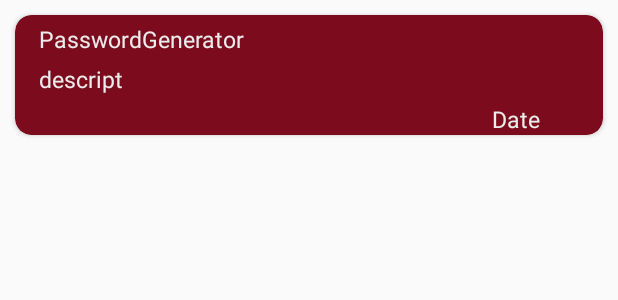
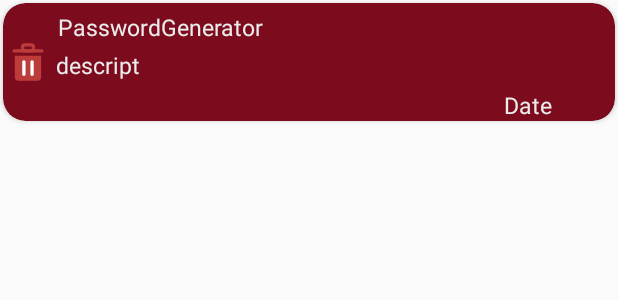
Before and after one commit to S40x/Password_Genreator, an Android app: the layout res_file.xml on its own in the app's theme, with its tools: preview values and no code run, on a phone screen of 412 x 824 dp. Shown: the top 300 px of the screen. Run offline under Robolectric (Android 15) with nearby library versions, the phone set to English and light mode, and no system bars.

Commit message:
update design and adapter add ConstObject.kt and AddNotePasswordActivity and Update MainActivity.kt copyTextPasswordIn Item update Item RecyclerView
2023.1.9

```diff
--- a/app/src/main/java/com/example/password_genreator/database/Data.kt
+++ b/app/src/main/java/com/example/password_genreator/database/Data.kt
@@ -14,10 +14,10 @@ data class Data(
     var passGenerator: String? = null,
 
     @ColumnInfo(name = "description")
-    var description: String,
+    var description: String?,
 
     @ColumnInfo(name = "date")
-    var date:String
+    var date:String=""
 
 
 )
--- a/app/src/main/java/com/example/password_genreator/database/DadaBaseBuild.kt
+++ b/app/src/main/java/com/example/password_genreator/database/DataBaseBuild.kt
@@ -6,14 +6,14 @@ import androidx.room.Room
 import androidx.room.RoomDatabase
 
 @Database(entities = [Data::class], version = 0)
-abstract class DadaBaseBuild():RoomDatabase() {
+abstract class DataBaseBuild():RoomDatabase() {
 
     abstract fun getDao():DataDao
 
     companion object{
 
         fun buildCreatedObj(cobtext:Context)=
-            Room.databaseBuilder(cobtext.applicationContext,DadaBaseBuild::class.java,"data.db")
+            Room.databaseBuilder(cobtext.applicationContext,DataBaseBuild::class.java,"data.db")
                 .allowMainThreadQueries().build()
 
 
--- /dev/null
+++ b/app/src/main/res/drawable/delete_icon.xml
@@ -0,0 +1,46 @@
+<vector xmlns:android="http://schemas.android.com/apk/res/android"
+    android:width="25dp"
+    android:height="25dp"
+    android:viewportWidth="256"
+    android:viewportHeight="256">
+  <path
+      android:pathData="M194.85,254.31L60.86,254.31c-11.95,0 -21.63,-9.68 -21.63,-21.63l0,-146.37l177.25,0l0,146.37C216.48,244.62 206.8,254.31 194.85,254.31z"
+      android:strokeLineJoin="miter"
+      android:strokeWidth="2.81"
+      android:fillColor="#BC3C3C"
+      android:fillType="nonZero"
+      android:strokeColor="#00000000"
+      android:strokeLineCap="butt"/>
+  <path
+      android:pathData="M221.49,63.83L34.22,63.83c-6.21,0 -11.24,-5.03 -11.24,-11.24s5.03,-11.24 11.24,-11.24l187.27,0c6.21,0 11.24,5.03 11.24,11.24S227.7,63.83 221.49,63.83z"
+      android:strokeLineJoin="miter"
+      android:strokeWidth="2.81"
+      android:fillColor="#BC3C3C"
+      android:fillType="nonZero"
+      android:strokeColor="#00000000"
+      android:strokeLineCap="butt"/>
+  <path
+      android:pathData="M163.87,63.83l-72.02,0c-6.21,0 -11.24,-5.03 -11.24,-11.24L80.61,23.03C80.61,11.11 90.31,1.41 102.23,1.41l51.25,0c11.93,0 21.63,9.7 21.63,21.63l0,29.55C175.11,58.79 170.07,63.83 163.87,63.83zM103.09,41.35l49.54,0L152.63,23.89l-49.54,0L103.09,41.35z"
+      android:strokeLineJoin="miter"
+      android:strokeWidth="2.81"
+      android:fillColor="#BC3C3C"
+      android:fillType="nonZero"
+      android:strokeColor="#00000000"
+      android:strokeLineCap="butt"/>
+  <path
+      android:pathData="M155.35,221.25c-6.21,0 -11.24,-5.03 -11.24,-11.24L144.11,127.79c0,-6.21 5.03,-11.24 11.24,-11.24s11.24,5.03 11.24,11.24l0,82.22C166.59,216.21 161.56,221.25 155.35,221.25z"
+      android:strokeLineJoin="miter"
+      android:strokeWidth="2.81"
+      android:fillColor="#FFFFFF"
+      android:fillType="nonZero"
+      android:strokeColor="#00000000"
+      android:strokeLineCap="butt"/>
+  <path
+      android:pathData="M100.36,221.25c-6.21,0 -11.24,-5.03 -11.24,-11.24L89.12,127.79c0,-6.21 5.03,-11.24 11.24,-11.24s11.24,5.03 11.24,11.24l0,82.22C111.6,216.21 106.57,221.25 100.36,221.25z"
+      android:strokeLineJoin="miter"
+      android:strokeWidth="2.81"
+      android:fillColor="#FFFFFF"
+      android:fillType="nonZero"
+      android:strokeColor="#00000000"
+      android:strokeLineCap="butt"/>
+</vector>
--- a/app/src/main/res/layout/res_file.xml
+++ b/app/src/main/res/layout/res_file.xml
@@ -4,38 +4,49 @@
     xmlns:tools="http://schemas.android.com/tools"
     android:layout_width="match_parent"
     android:layout_height="wrap_content"
-    app:cardCornerRadius="11sp"
+    app:cardCornerRadius="15sp"
     android:elevation="100sp"
     android:backgroundTint="#7C0C1D"
-    android:layout_margin="10dp">
+    android:layout_margin="2dp">
 
     <androidx.constraintlayout.widget.ConstraintLayout
         android:layout_width="match_parent"
         android:layout_height="match_parent">
 
-        <TextView
-            android:id="@+id/textView5"
+        <ImageButton
+            android:id="@+id/delete_btn"
             android:layout_width="wrap_content"
             android:layout_height="wrap_content"
-            android:layout_marginStart="16dp"
+            android:layout_marginStart="4dp"
+            android:background="#00000000"
+            android:src="@drawable/delete_icon"
+            app:layout_constraintBottom_toBottomOf="parent"
+            app:layout_constraintStart_toStartOf="parent"
+            app:layout_constraintTop_toTopOf="parent" />
+
+        <TextView
+            android:id="@+id/password_generator_text"
+            android:layout_width="wrap_content"
+            android:layout_height="wrap_content"
+            android:layout_marginStart="7dp"
             android:layout_marginTop="5dp"
             android:text="PasswordGenerator"
             android:textColor="@color/white"
             android:textSize="15sp"
-            app:layout_constraintStart_toStartOf="parent"
+            app:layout_constraintStart_toEndOf="@+id/delete_btn"
             app:layout_constraintTop_toTopOf="parent" />
 
         <TextView
-            android:id="@+id/textView6"
+            android:id="@+id/description_text"
             android:layout_width="wrap_content"
             android:layout_height="wrap_content"
-            android:layout_marginStart="16dp"
-            android:layout_marginTop="5dp"
+            android:layout_marginStart="6dp"
+            android:layout_marginTop="4dp"
             android:text="descript"
             android:textColor="@color/white"
             android:textSize="15sp"
-            app:layout_constraintStart_toStartOf="parent"
-            app:layout_constraintTop_toBottomOf="@+id/textView5" />
+            app:layout_constraintStart_toEndOf="@+id/delete_btn"
+            app:layout_constraintTop_toBottomOf="@+id/password_generator_text" />
 
         <TextView
             android:id="@+id/item_date"
@@ -49,7 +60,7 @@
             android:textSize="15sp"
             app:layout_constraintBottom_toBottomOf="parent"
             app:layout_constraintEnd_toEndOf="parent"
-            app:layout_constraintTop_toBottomOf="@+id/textView6" />
+            app:layout_constraintTop_toBottomOf="@+id/description_text" />
     </androidx.constraintlayout.widget.ConstraintLayout>
 
 
```
Also changed, not shown: app/src/main/java/com/example/password_genreator/adapter/MyAdapter.kt (+24 -2 lines), app/src/main/java/com/example/password_genreator/view/MainActivity.kt (+103 -11 lines).
